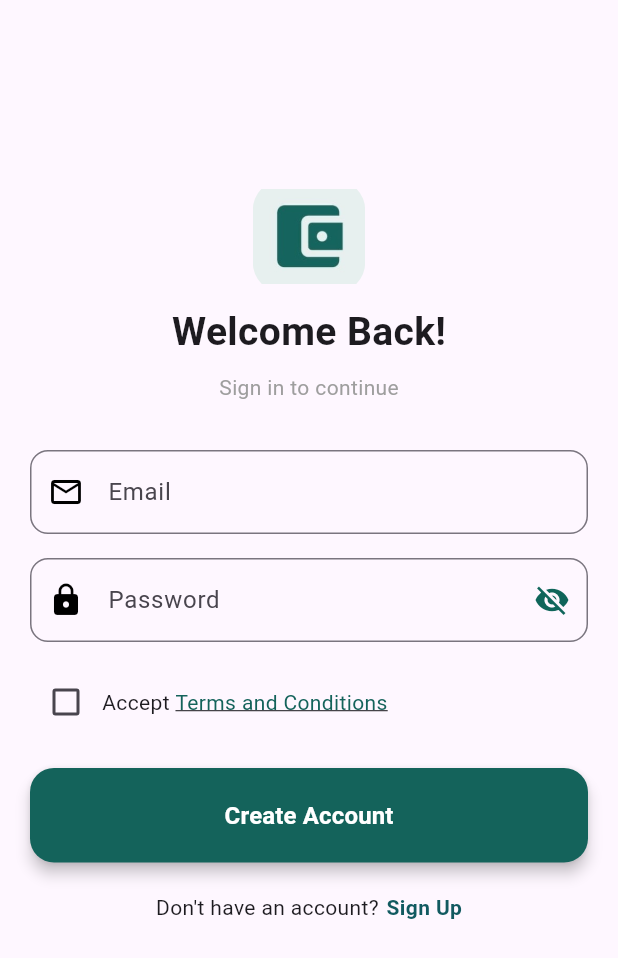
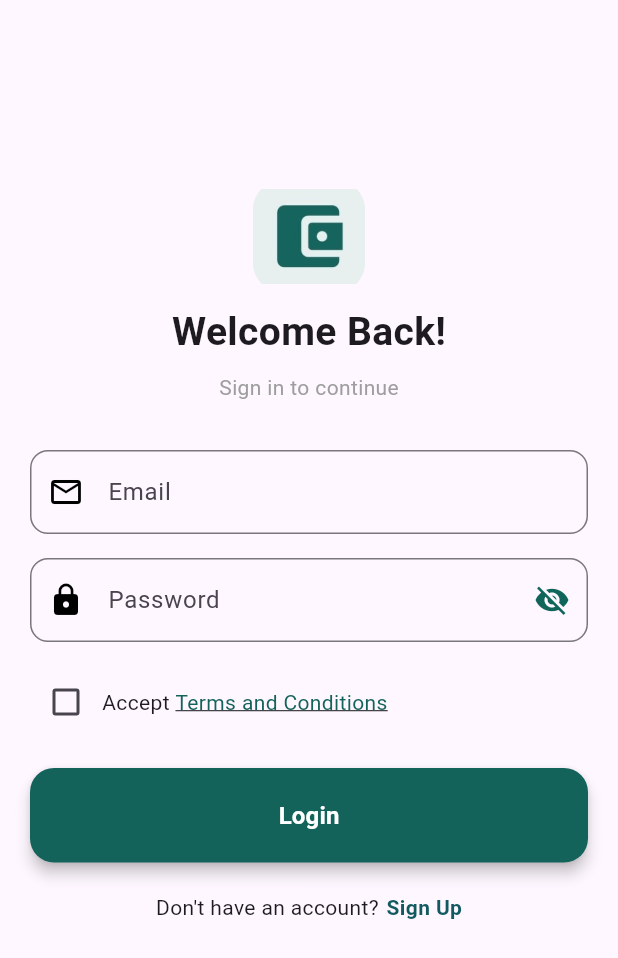
Before and after one commit to eslamohammed/pertium_finance, a Flutter app: the screen it shows after launch, after a tap on "Skip", on a phone screen of 412 x 824 dp. Shown: the top 958 px of the screen. Run offline on Flutter 3.47's test engine with Material 3 defaults, Android fonts, the phone set to English and light mode, and no system bars; our stand-ins replace flutter_svg, fluttertoast.

Commit message:
Updated the text on the main button in the login view

```diff
--- a/lib/screens/login/login_view.dart
+++ b/lib/screens/login/login_view.dart
@@ -126,7 +126,7 @@ class _LoginPageState extends State<LoginPage> {
                     elevation: 4,
                   ),
                   child: const Text(
-                    'Create Account',
+                    'Login',
                     style: TextStyle(
                       color: Colors.white,
                       fontWeight: FontWeight.w600,
```
